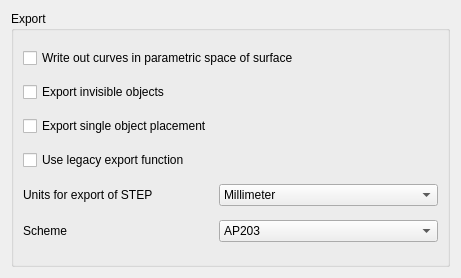
Above: src/Mod/Part/Gui/DlgExportStep.ui from southseact-3d/fcd before the change. Below: the same form after it.
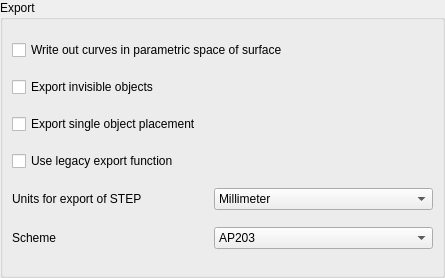
That is the form after the change. Custom widgets are drawn as their Qt base class.

```diff
--- a/src/Mod/Part/Gui/DlgExportStep.ui
+++ b/src/Mod/Part/Gui/DlgExportStep.ui
@@ -14,6 +14,9 @@
    <string notr="true">STEP</string>
   </property>
   <layout class="QGridLayout" name="gridLayout_4">
+   <property name="margin">
+    <number>0</number>
+   </property>
    <item row="0" column="0">
     <widget class="QGroupBox" name="groupBox">
      <property name="title">
```
